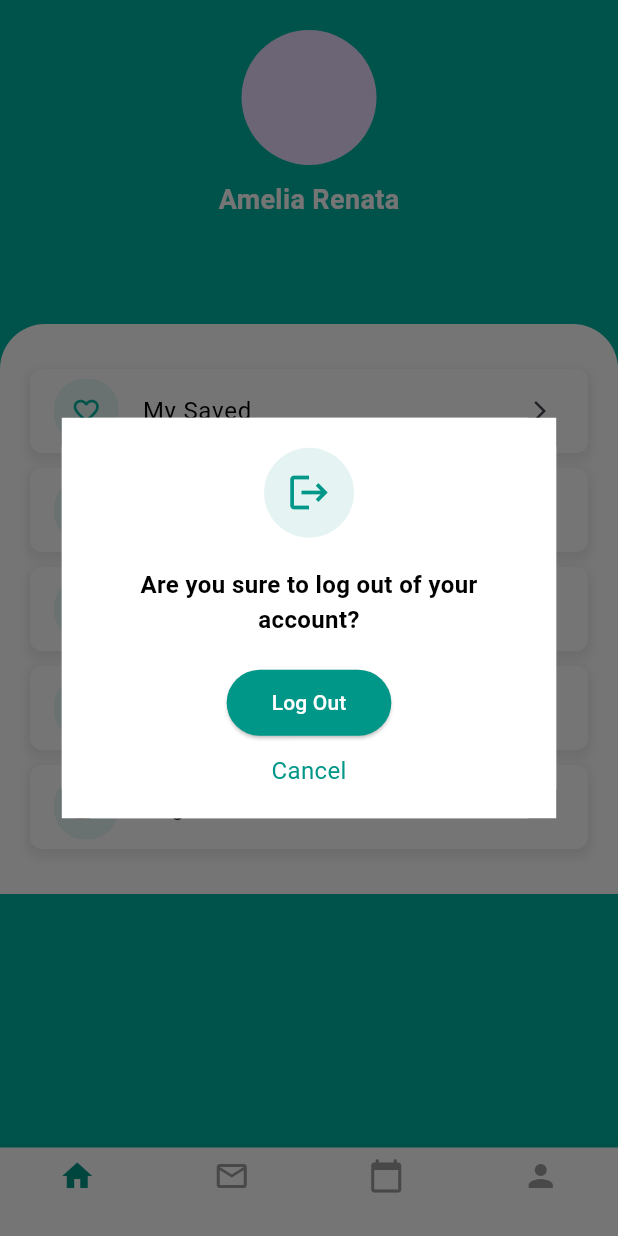
After one commit to Arnab1056/appointnow, a Flutter app: the screen it shows after launch, item 4 of the bottom bar chosen, after a tap on "Logout", on a phone screen of 412 x 824 dp. The commit adds this screen. Run offline on Flutter 3.47's test engine with Material 3 defaults, Android fonts, the light colour scheme and no system bars.

Commit message:
User profile create &  update the homepage

```diff
--- a/lib/Pages/index/homepage.dart
+++ b/lib/Pages/index/homepage.dart
@@ -1,3 +1,4 @@
+import 'package:appointnow/pages/user_profile/user_profile.dart';
 import 'package:appointnow/pages/findDoctors/find_doctors.dart';
 import 'package:flutter/material.dart';
 
@@ -8,6 +9,8 @@ class HomePage extends StatefulWidget {
 }
 
 class _HomePageState extends State<HomePage> {
+  int _currentIndex = 0; // Added variable to track the current index
+
   @override
   Widget build(BuildContext context) {
     return Scaffold(
@@ -149,22 +152,60 @@ class _HomePageState extends State<HomePage> {
           ),
         ),
       ),
-      // Updated BottomNavigationBar to ensure equal spacing between items
+      // Updated BottomNavigationBar to navigate to specific pages on tap
       bottomNavigationBar: BottomNavigationBar(
-        selectedItemColor: Colors.teal, // Changed selected item color to teal
+        currentIndex: _currentIndex, // Set the current index
+        selectedItemColor: Colors.teal, // Ensure selected item color is teal
         unselectedItemColor:
             Colors.grey, // Added unselected item color for visibility
         showUnselectedLabels:
             true, // Ensures labels are visible for unselected items
+        backgroundColor:
+            Colors.white, // Ensures labels are visible for unselected items
         type: BottomNavigationBarType
             .fixed, // Ensures equal spacing between items
+        onTap: (index) {
+          setState(() {
+            _currentIndex = index; // Update the selected index
+          });
+
+          // Navigate to the specific page based on the selected index
+          switch (index) {
+            case 0:
+              Navigator.push(
+                context,
+                MaterialPageRoute(builder: (context) => HomePage()),
+              );
+              break;
+            // case 1:
+            //   Navigator.push(
+            //     context,
+            //     MaterialPageRoute(builder: (context) => ChatPage()),
+            //   );
+            //   break;
+            // case 2:
+            //   Navigator.push(
+            //     context,
+            //     MaterialPageRoute(builder: (context) => AppointmentsPage()),
+            //   );
+            //   break;
+            case 3:
+              Navigator.push(
+                context,
+                MaterialPageRoute(builder: (context) => UserProfilePage()),
+              );
+              break;
+            default:
+              break;
+          }
+        },
         items: [
-          BottomNavigationBarItem(icon: Icon(Icons.home), label: 'Home'),
-          BottomNavigationBarItem(icon: Icon(Icons.chat), label: 'Chat'),
+          BottomNavigationBarItem(icon: Icon(Icons.home), label: ''),
+          BottomNavigationBarItem(icon: Icon(Icons.mail_outline), label: ''),
           BottomNavigationBarItem(
               icon: Icon(Icons.calendar_today),
-              label: 'Appointments'), // Appointment date icon
-          BottomNavigationBarItem(icon: Icon(Icons.person), label: 'Profile'),
+              label: ''), // Appointment date icon
+          BottomNavigationBarItem(icon: Icon(Icons.person), label: ''),
         ],
       ),
     );
--- /dev/null
+++ b/lib/Pages/user_profile/user_profile.dart
@@ -0,0 +1,277 @@
+import 'package:appointnow/pages/index/homepage.dart';
+import 'package:flutter/material.dart';
+import 'package:appointnow/pages/auth/login.dart';
+
+class UserProfilePage extends StatefulWidget {
+  const UserProfilePage({super.key});
+
+  @override
+  State<UserProfilePage> createState() => _UserProfilePageState();
+}
+
+class _UserProfilePageState extends State<UserProfilePage> {
+  int _currentIndex = 0;
+
+  @override
+  Widget build(BuildContext context) {
+    final screenWidth = MediaQuery.of(context).size.width;
+    final screenHeight = MediaQuery.of(context).size.height;
+
+    return Scaffold(
+      backgroundColor: const Color(0xFF00B5A2),
+      body: SafeArea(
+        child: SingleChildScrollView(
+          child: Column(
+            children: [
+              Container(
+                width: double.infinity,
+                decoration: const BoxDecoration(
+                  gradient: LinearGradient(
+                    colors: [Color(0xFF00B5A2), Color(0xFF00B5A2)],
+                    begin: Alignment.topLeft,
+                    end: Alignment.bottomRight,
+                  ),
+                ),
+                child: Column(
+                  children: [
+                    const SizedBox(height: 20),
+                    const CircleAvatar(
+                      radius: 45,
+                      backgroundImage: AssetImage('assets/profile.jpg'),
+                    ),
+                    const SizedBox(height: 10),
+                    const Text(
+                      'Amelia Renata',
+                      style: TextStyle(
+                        color: Colors.white,
+                        fontSize: 18,
+                        fontWeight: FontWeight.bold,
+                      ),
+                    ),
+                    const SizedBox(height: 20),
+                    const SizedBox(height: 50),
+                  ],
+                ),
+              ),
+              Container(
+                width: double.infinity,
+                padding:
+                    const EdgeInsets.symmetric(horizontal: 20, vertical: 25),
+                decoration: const BoxDecoration(
+                  color: Colors.white,
+                  borderRadius: BorderRadius.only(
+                    topLeft: Radius.circular(30),
+                    topRight: Radius.circular(30),
+                  ),
+                ),
+                child: Column(
+                  children: [
+                    _buildListTile(Icons.favorite_border, 'My Saved',
+                        iconSize: 20.0, iconColor: const Color(0xFF00B5A2)),
+                    _buildListTile(Icons.calendar_today_outlined, 'Appointment',
+                        iconSize: 20.0, iconColor: const Color(0xFF00B5A2)),
+                    _buildListTile(Icons.payment_outlined, 'Payment Method',
+                        iconSize: 20.0, iconColor: const Color(0xFF00B5A2)),
+                    _buildListTile(Icons.question_answer_outlined, 'FAQs',
+                        iconSize: 20.0, iconColor: const Color(0xFF00B5A2)),
+                    _buildListTile(Icons.logout, 'Logout',
+                        iconSize: 20.0, iconColor: Colors.red),
+                  ],
+                ),
+              ),
+            ],
+          ),
+        ),
+      ),
+      bottomNavigationBar: BottomNavigationBar(
+        currentIndex: _currentIndex,
+        selectedItemColor: Colors.teal,
+        unselectedItemColor: Colors.grey,
+        showUnselectedLabels: true,
+        backgroundColor: Colors.white,
+        type: BottomNavigationBarType.fixed,
+        onTap: (index) {
+          setState(() {
+            _currentIndex = index;
+          });
+
+          switch (index) {
+            case 0:
+              Navigator.push(
+                context,
+                MaterialPageRoute(builder: (context) => HomePage()),
+              );
+              break;
+            case 3:
+              Navigator.push(
+                context,
+                MaterialPageRoute(builder: (context) => UserProfilePage()),
+              );
+              break;
+            default:
+              break;
+          }
+        },
+        items: const [
+          BottomNavigationBarItem(
+              icon: Center(child: Icon(Icons.home)), label: ''),
+          BottomNavigationBarItem(
+              icon: Center(child: Icon(Icons.mail_outline)), label: ''),
+          BottomNavigationBarItem(
+              icon: Center(child: Icon(Icons.calendar_today)), label: ''),
+          BottomNavigationBarItem(
+              icon: Center(child: Icon(Icons.person)), label: ''),
+        ],
+      ),
+    );
+  }
+
+  // ✅ ADDED: Logout Dialog Function
+  void showLogoutDialog(BuildContext context) {
+    showDialog(
+      context: context,
+      builder: (BuildContext context) {
+        return Dialog(
+          shape:
+              RoundedRectangleBorder(borderRadius: BorderRadius.circular(20.0)),
+          child: Container(
+            color: Colors.white,
+            padding: EdgeInsets.all(20),
+            width: MediaQuery.of(context).size.width * 0.8,
+            child: Column(
+              mainAxisSize: MainAxisSize.min,
+              children: [
+                CircleAvatar(
+                  backgroundColor: Colors.teal.withOpacity(0.1),
+                  radius: 30,
+                  child: Icon(Icons.logout, size: 30, color: Colors.teal),
+                ),
+                SizedBox(height: 20),
+                Text(
+                  "Are you sure to log out of your account?",
+                  textAlign: TextAlign.center,
+                  style: TextStyle(
+                    fontSize: 16,
+                    fontWeight: FontWeight.w600,
+                    color: Colors.black,
+                  ),
+                ),
+                SizedBox(height: 20),
+                ElevatedButton(
+                  onPressed: () {
+                    Navigator.of(context).pop(); // Close the dialog
+                    Navigator.pushAndRemoveUntil(
+                      context,
+                      MaterialPageRoute(builder: (context) => LoginPage()),
+                      (route) => false, // Removes all previous routes
+                    );
+                  },
+                  style: ElevatedButton.styleFrom(
+                    backgroundColor: Colors.teal,
+                    shape: StadiumBorder(),
+                    padding: EdgeInsets.symmetric(horizontal: 30, vertical: 12),
+                  ),
+                  child: Text("Log Out", style: TextStyle(color: Colors.white)),
+                ),
+                SizedBox(height: 10),
+                GestureDetector(
+                  onTap: () => Navigator.of(context).pop(),
+                  child: Text(
+                    "Cancel",
+                    style: TextStyle(color: Colors.teal, fontSize: 16),
+                  ),
+                ),
+              ],
+            ),
+          ),
+        );
+      },
+    );
+  }
+
+  // ✅ CHANGED: Logout tile triggers dialog
+  Widget _buildListTile(IconData icon, String title,
+      {Color color = Colors.black, double iconSize = 24.0, Color? iconColor}) {
+    return Padding(
+      padding: const EdgeInsets.symmetric(vertical: 5.0),
+      child: MouseRegion(
+        onEnter: (_) => setState(() {}),
+        onExit: (_) => setState(() {}),
+        child: Container(
+          width: double.infinity,
+          decoration: BoxDecoration(
+            color: Colors.white,
+            borderRadius: BorderRadius.circular(8.0),
+            boxShadow: [
+              BoxShadow(
+                color: Colors.grey.withOpacity(0.2),
+                spreadRadius: 2,
+                blurRadius: 5,
+                offset: Offset(0, 3),
+              ),
+            ],
+          ),
+          child: ListTile(
+            shape: RoundedRectangleBorder(
+              borderRadius: BorderRadius.circular(8.0),
+            ),
+            leading: Container(
+              width: 43.0,
+              height: 43.0,
+              decoration: BoxDecoration(
+                color: const Color(0xFFE5F8F6),
+                borderRadius: BorderRadius.circular(20.0),
+              ),
+              child: Icon(icon,
+                  color: iconColor ?? const Color(0xFF00B5A2), size: iconSize),
+            ),
+            title: Text(title,
+                style: TextStyle(fontWeight: FontWeight.normal, color: color)),
+            trailing: const Icon(Icons.arrow_forward_ios, size: 16),
+            onTap: () {
+              if (title == 'Logout') {
+                showLogoutDialog(context); // ✅ show dialog here
+              } else {
+                // TODO: Handle other tile taps
+              }
+            },
+          ),
+        ),
+      ),
+    );
+  }
+}
+
+class _StatItem extends StatelessWidget {
+  final String label;
+  final String value;
+  final IconData icon;
+
+  const _StatItem({
+    required this.label,
+    required this.value,
+    required this.icon,
+  });
+
+  @override
+  Widget build(BuildContext context) {
+    return Column(
+      children: [
+        Icon(icon, color: Colors.white, size: 28),
+        const SizedBox(height: 4),
+        Text(
+          label,
+          style: const TextStyle(color: Colors.white70, fontSize: 12),
+        ),
+        Text(
+          value,
+          style: const TextStyle(
+            color: Colors.white,
+            fontWeight: FontWeight.bold,
+            fontSize: 14,
+          ),
+        ),
+      ],
+    );
+  }
+}
--- a/lib/main.dart
+++ b/lib/main.dart
@@ -1,5 +1,6 @@
-// import 'package:appointnow/Pages/Auth/login.dart';
+import 'package:appointnow/Pages/Auth/login.dart';
 // import 'package:appointnow/Pages/Auth/register.dart';
+import 'package:appointnow/pages/user_profile/user_profile.dart';
 import 'package:appointnow/pages/auth/login_success_screen.dart';
 import 'package:appointnow/pages/auth/register.dart';
 import 'package:appointnow/pages/auth/register_success_screen.dart';
@@ -25,7 +26,9 @@ class MyApp extends StatelessWidget {
         //   '/register': (context) => const RegisterPage(),
         //   '/login': (context) => LoginPage(),
         // },
-        home: HomePage()
+        home:
+            // UserProfilePage()
+            HomePage()
         // Screen01()
         // RegisterSuccessScreen()
         // // Change this to Screen02() to test the second scree
```
